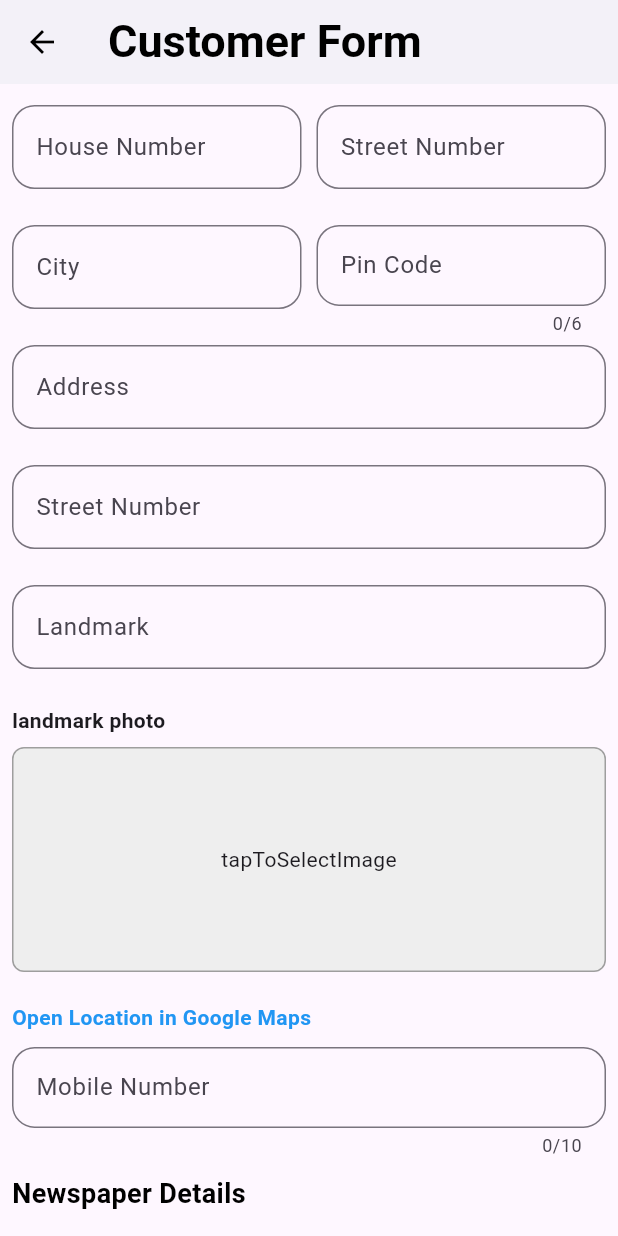
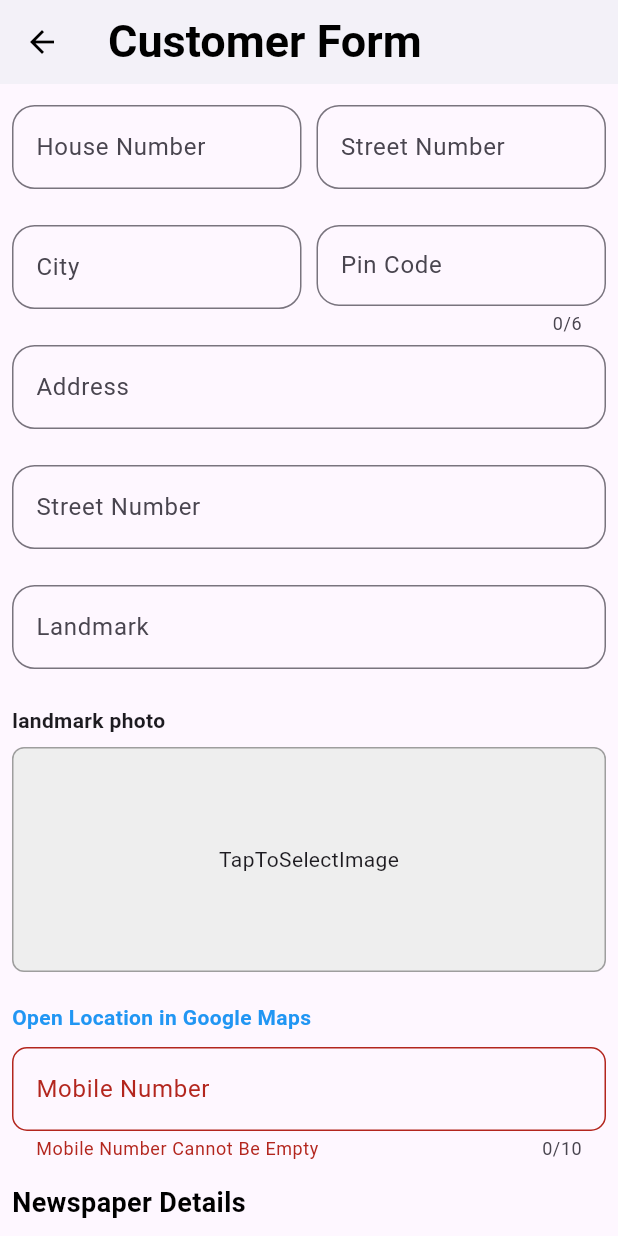
Before and after one commit to ShriKrishna21/finalsalesrep, a Flutter app: the Coustmer screen opened directly, scrolled down 576 dp, on a phone screen of 412 x 824 dp. Run offline on Flutter 3.47's test engine with Material 3 defaults, Android fonts, the phone set to English and light mode, and no system bars; our stand-ins replace geocoding, geolocator, image_picker, shared_preferences; accounts and stored records are empty.

Commit message:
customerform changes

```diff
--- a/lib/agent/coustmerform.dart
+++ b/lib/agent/coustmerform.dart
@@ -30,7 +30,7 @@ class _CoustmerState extends State<Coustmer> {
   bool _isAnotherToggle = false;
   bool _isofferTogle = false;
   bool _isemployed = false;
-  bool _isLoading = false; // Added for loading indicator
+  bool _isLoading = false;
   int offerintresetedpeople = 0;
   int offernotintresetedpeople = 0;
   int offerintresetedpeoplecount = 0;
@@ -47,6 +47,9 @@ class _CoustmerState extends State<Coustmer> {
   String? _selectedJobType;
   String? _selectedGovDepartment;
   String? _selectedproffesion;
+  String? _selectedNewspaper;
+  String?
+      _selectedPrivateProfession; // Added for private job profession dropdown
   final _formKey = GlobalKey<FormState>();
 
   TextEditingController agency = TextEditingController();
@@ -77,8 +80,42 @@ class _CoustmerState extends State<Coustmer> {
 
   String agents = '';
   List<String> jobTypes = ["government_job", "private_job"];
-  List<String> govDepartments = ["central_job", "pSU", "state_job"];
+  List<String> govDepartments = ["Central", "PSU", "State"];
   List<String> proffesion = ["farmer", "doctor", "teacher", "lawyer", "Artist"];
+  List<String> newspapers = [
+    "Eenadu",
+    "Sakshi",
+    "Andhra Jyothi",
+    "Andhra Bhoomi",
+    "Vaartha",
+    "Namasthe Telangana",
+    "Prajasakti",
+    "Nava Telangana",
+    "Andhra Prabha",
+    "Suryaa",
+    "Mana Telangana",
+    "Janam Sakshi",
+    "Visalaandhra",
+    "Deccan Chronicle",
+    "The Hans India",
+    "Telangana Today",
+    "The Siasat Daily",
+    "Etemaad Daily"
+  ];
+  List<String> privateProfessions = [
+    "IT & Software",
+    "Healthcare & Medical",
+    "Retail & Sales",
+    "Manufacturing & Industrial",
+    "Finance & Accounting",
+    "Telecommunications",
+    "Marketing & Advertising",
+    "Hospitality & Tourism",
+    "Creative & Design",
+    "Education & Training",
+    "Logistics & Supply Chain",
+    "Startup Ecosystem"
+  ]; // Added private professions list
   coustmerform? data;
 
   @override
@@ -182,7 +219,7 @@ class _CoustmerState extends State<Coustmer> {
 
   Future<void> uploaddata() async {
     setState(() {
-      _isLoading = true; // Start loading
+      _isLoading = true;
     });
 
     final SharedPreferences prefs = await SharedPreferences.getInstance();
@@ -218,7 +255,7 @@ class _CoustmerState extends State<Coustmer> {
             "eenadu_newspaper": _isYes,
             "feedback_to_improve_eenadu_paper": feedback_to_improve.text,
             "read_newspaper": _isAnotherToggle,
-            "current_newspaper": current_newspaper.text,
+            "current_newspaper": _selectedNewspaper ?? current_newspaper.text,
             "reason_for_not_taking_eenadu_newsPaper":
                 reason_for_not_taking_eenadu.text,
             "reason_not_reading": reason_for_not_reading.text,
@@ -230,7 +267,9 @@ class _CoustmerState extends State<Coustmer> {
             "job_profession": job_proffesion.text,
             "job_designation": job_designation.text,
             "company_name": privateCompanyController.text,
-            "profession": privateProffesionController.text,
+            "profession": _selectedPrivateProfession ??
+                privateProffesionController
+                    .text, // Updated to use dropdown value
             "job_designation_one": privatedesignationController.text,
             "latitude": latitude,
             "longitude": longitude,
@@ -300,7 +339,7 @@ class _CoustmerState extends State<Coustmer> {
       );
     } finally {
       setState(() {
-        _isLoading = false; // Stop loading
+        _isLoading = false;
       });
     }
   }
@@ -321,6 +360,8 @@ class _CoustmerState extends State<Coustmer> {
       _selectedJobType = null;
       _selectedGovDepartment = null;
       _selectedproffesion = null;
+      _selectedNewspaper = null;
+      _selectedPrivateProfession = null; // Reset private profession dropdown
       agency.clear();
       familyhead.clear();
       fathersname.clear();
@@ -517,7 +558,7 @@ class _CoustmerState extends State<Coustmer> {
                               borderRadius: BorderRadius.circular(8),
                               child: Image.file(faceImage!, fit: BoxFit.cover),
                             )
-                          : Center(child: Text("tapToSelectImage")),
+                          : Center(child: Text("TapToSelectImage")),
                     ),
                   ),
                   SizedBox(
@@ -536,12 +577,20 @@ class _CoustmerState extends State<Coustmer> {
                     ),
                   ),
                   const SizedBox(height: 10),
-                  textformfeild(
-                      hunttext: localizations.mobilenumbercannotbeempty,
-                      controller: mobile,
-                      maxvalue: 10,
-                      label: localizations.mobilenumber,
-                      keyboardType: TextInputType.phone),
+                  TextFormField(
+                    controller: mobile,
+                    maxLength: 10,
+                    keyboardType: TextInputType.phone,
+                    decoration: InputDecoration(
+                      border: OutlineInputBorder(
+                        borderRadius: BorderRadius.circular(10),
+                      ),
+                      labelText: localizations.mobilenumber,
+                      errorText: mobile.text.length < 10
+                          ? localizations.mobilenumbercannotbeempty
+                          : null,
+                    ),
+                  ),
                   const SizedBox(height: 15),
                   Text(localizations.newsPaperDetails,
                       style: const TextStyle(
@@ -611,10 +660,34 @@ class _CoustmerState extends State<Coustmer> {
                       ],
                     ),
                     if (_isAnotherToggle)
-                      textformfeild(
-                          hunttext: localizations.currentnewspapercannotbeempty,
-                          controller: current_newspaper,
-                          label: localizations.currentnewpaper),
+                      DropdownButtonFormField<String>(
+                        value: _selectedNewspaper,
+                        hint: Text(localizations.currentnewpaper),
+                        isExpanded: true,
+                        items: newspapers.map((String newspaper) {
+                          return DropdownMenuItem<String>(
+                            value: newspaper,
+                            child: Text(newspaper),
+                          );
+                        }).toList(),
+                        onChanged: (String? newValue) {
+                          setState(() {
+                            _selectedNewspaper = newValue;
+                          });
+                        },
+                        validator: (value) {
+                          if (value == null) {
+                            return localizations.currentnewspapercannotbeempty;
+                          }
+                          return null;
+                        },
+                        decoration: InputDecoration(
+                          labelText: localizations.currentnewpaper,
+                          border: OutlineInputBorder(
+                              borderRadius: BorderRadius.circular(10)),
+                        ),
+                      ),
+                    SizedBox(height: 10),
                     if (_isAnotherToggle)
                       textformfeild(
                           hunttext:
@@ -689,7 +762,8 @@ class _CoustmerState extends State<Coustmer> {
                             _selectedGovDepartment = null;
                             privateCompanyController.clear();
                             privateProffesionController.clear();
-                            _selectedproffesion = null;
+                            _selectedPrivateProfession =
+                                null; // Reset private profession
                           });
                         },
                       ),
@@ -713,6 +787,8 @@ class _CoustmerState extends State<Coustmer> {
                           _selectedGovDepartment = null;
                           privateCompanyController.clear();
                           privateProffesionController.clear();
+                          _selectedPrivateProfession =
+                              null; // Reset private profession
                         });
                       },
                       decoration: InputDecoration(
@@ -769,10 +845,33 @@ class _CoustmerState extends State<Coustmer> {
                         controller: privatedesignationController,
                         label: localizations.designation),
                     const SizedBox(height: 10),
-                    textformfeild(
-                        hunttext: localizations.fieldcannotbeempty,
-                        controller: privateProffesionController,
-                        label: localizations.profession),
+                    DropdownButtonFormField<String>(
+                      value: _selectedPrivateProfession,
+                      hint: Text(localizations.profession),
+                      isExpanded: true,
+                      items: privateProfessions.map((String profession) {
+                        return DropdownMenuItem<String>(
+                          value: profession,
+                          child: Text(profession),
+                        );
+                      }).toList(),
+                      onChanged: (String? newValue) {
+                        setState(() {
+                          _selectedPrivateProfession = newValue;
+                        });
+                      },
+                      validator: (value) {
+                        if (value == null) {
+                          return localizations.fieldcannotbeempty;
+                        }
+                        return null;
+                      },
+                      decoration: InputDecoration(
+                        labelText: localizations.profession,
+                        border: OutlineInputBorder(
+                            borderRadius: BorderRadius.circular(10)),
+                      ),
+                    ),
                   ],
                   if (!_isemployed)
                     DropdownButtonFormField<String>(
```
Also changed, not shown: lib/agent/onedayhistory.dart (+29 -26 lines).
